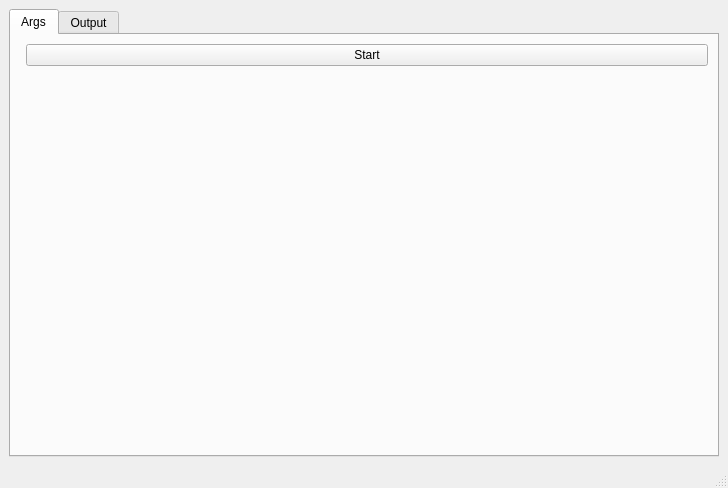
Qt form ui/ArgsWindow.ui (fomalhaut88/gui-args-framework) before a commit.
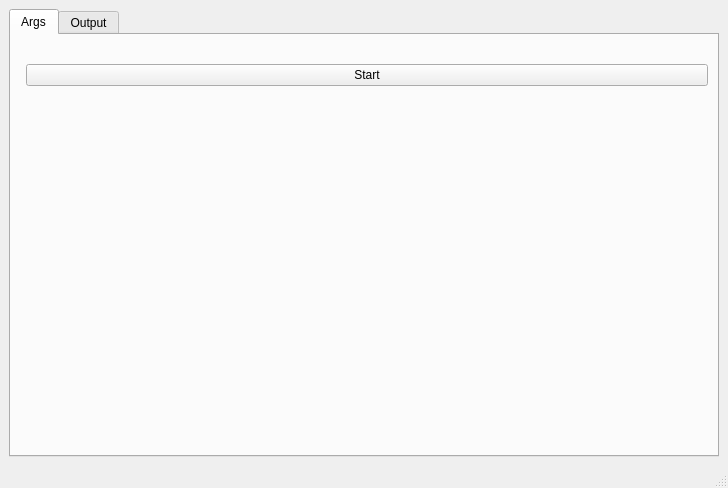
The same form after that commit.

```diff
--- a/ui/ArgsWindow.ui
+++ b/ui/ArgsWindow.ui
@@ -28,7 +28,14 @@
         <property name="fieldGrowthPolicy">
          <enum>QFormLayout::AllNonFixedFieldsGrow</enum>
         </property>
-        <item row="0" column="1">
+        <item row="1" column="0" colspan="2">
+         <widget class="QLabel" name="descriptionLabel">
+          <property name="text">
+           <string/>
+          </property>
+         </widget>
+        </item>
+        <item row="2" column="1">
          <widget class="QPushButton" name="startButton">
           <property name="text">
            <string>Start</string>
```
